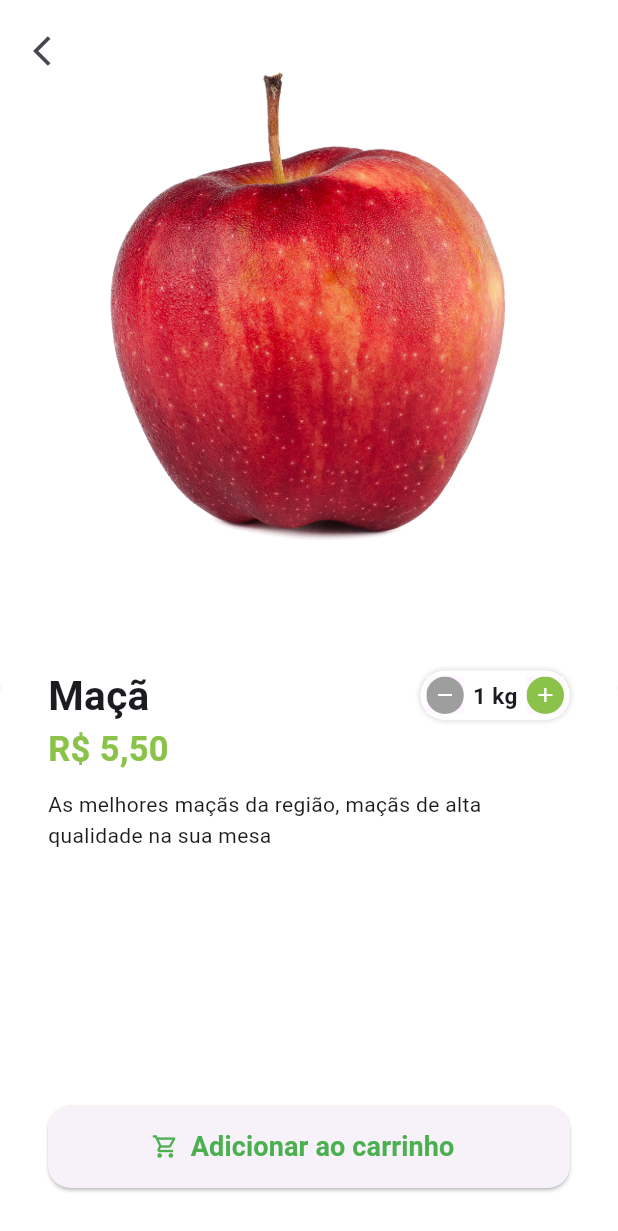
After one commit to douglaskks/app_quitanda, a Flutter app: the HomeTab screen opened directly, after a tap on "Maçã", on a phone screen of 412 x 824 dp. The commit adds this screen. Shown: the top 1231 px of the screen. Run offline on Flutter 3.47's test engine with Material 3 defaults, Android fonts, the phone set to English and light mode, and no system bars; our stand-ins replace animated_text_kit, badges, mask_text_input_formatter.

Commit message:
Tela de detalhes dos produtos criada

```diff
--- /dev/null
+++ b/lib/src/Pages/common_widgets/quantity_widget.dart
@@ -0,0 +1,101 @@
+import 'package:app_quitanda/src/config/custom_colors.dart';
+import 'package:flutter/material.dart';
+
+class QuantityWidget extends StatelessWidget {
+  final int value;
+  final String suffixText;
+  final Function(int quantity) result;
+
+  const QuantityWidget({
+    super.key,
+    required this.value,
+    required this.suffixText,
+    required this.result,
+  });
+
+  @override
+  Widget build(BuildContext context) {
+    return Container(
+      padding: const EdgeInsets.all(4),
+      decoration: BoxDecoration(
+        color: Colors.white,
+        borderRadius: BorderRadius.circular(50),
+        boxShadow: [
+          BoxShadow(
+            color: Colors.grey.shade300,
+            spreadRadius: 1,
+            blurRadius: 2,
+          ),
+        ],
+      ),
+      child: Row(
+        children: [
+          _QuantityButton(
+            icon: Icons.remove,
+            color: Colors.grey,
+            onPressed: () {
+              if (value == 1) return;
+
+              int resultCount = value - 1;
+              result(resultCount);
+            },
+          ),
+          Padding(
+            padding: const EdgeInsets.symmetric(horizontal: 6),
+            child: Text(
+              '$value $suffixText',
+              style: const TextStyle(
+                fontSize: 15,
+                fontWeight: FontWeight.bold,
+              ),
+            ),
+          ),
+          _QuantityButton(
+            icon: Icons.add,
+            color: CustomColors.customSwatchColor,
+            onPressed: () {
+              int resultCount = value + 1;
+              result(resultCount);
+            },
+          ),
+        ],
+      ),
+    );
+  }
+}
+
+class _QuantityButton extends StatelessWidget {
+  final Color color;
+  final IconData icon;
+  final VoidCallback onPressed;
+
+  const _QuantityButton({
+    super.key,
+    required this.color,
+    required this.icon,
+    required this.onPressed,
+  });
+
+  @override
+  Widget build(BuildContext context) {
+    return Material(
+      child: InkWell(
+        borderRadius: BorderRadius.circular(50),
+        onTap: onPressed,
+        child: Ink(
+          height: 25,
+          width: 25,
+          decoration: BoxDecoration(
+            color: color,
+            shape: BoxShape.circle,
+          ),
+          child: Icon(
+            icon,
+            color: Colors.white,
+            size: 16,
+          ),
+        ),
+      ),
+    );
+  }
+}
--- a/lib/src/Pages/home/components/Item_Tile.dart
+++ b/lib/src/Pages/home/components/Item_Tile.dart
@@ -1,8 +1,10 @@
 import 'package:app_quitanda/src/Models/item_model.dart';
+import 'package:app_quitanda/src/Pages/product/product_screen.dart';
 import 'package:app_quitanda/src/Services/Utils_Services.dart';
 import 'package:app_quitanda/src/config/custom_colors.dart';
 import 'package:flutter/cupertino.dart';
 import 'package:flutter/material.dart';
+import 'package:flutter/widgets.dart';
 
 class ItemTile extends StatelessWidget {
   ItemTile({
@@ -18,7 +20,13 @@ class ItemTile extends StatelessWidget {
   Widget build(BuildContext context) {
     return Stack(
       children: [
-        Card(
+        GestureDetector(
+          onTap: () {
+            Navigator.of(context).push(MaterialPageRoute(builder: (c) {
+              return ProductScreen(item: item);
+            }));
+          },
+          child: Card(
             elevation: 1,
             shadowColor: Colors.grey.shade300,
             shape: RoundedRectangleBorder(
@@ -31,7 +39,10 @@ class ItemTile extends StatelessWidget {
                 children: [
                   // Imagem
                   Expanded(
+                    child: Hero(
+                      tag: item.imgUrl,
                       child: Image.asset(item.imgUrl),
+                    ),
                   ),
                   // Nome do Produto
                   Text(
@@ -65,6 +76,8 @@ class ItemTile extends StatelessWidget {
               ),
             ),
           ),
+        ),
+        // Botão de Adicionar o carrinho
         Positioned(
           top: 4,
           right: 4,
--- /dev/null
+++ b/lib/src/Pages/product/product_screen.dart
@@ -0,0 +1,152 @@
+import 'package:app_quitanda/src/Models/item_model.dart';
+import 'package:app_quitanda/src/Pages/common_widgets/quantity_widget.dart';
+import 'package:app_quitanda/src/Services/utils_services.dart';
+import 'package:app_quitanda/src/config/custom_colors.dart';
+import 'package:flutter/cupertino.dart';
+import 'package:flutter/material.dart';
+import 'package:flutter/widgets.dart';
+
+class ProductScreen extends StatefulWidget {
+  ProductScreen({super.key, required this.item});
+
+  final ItemModel item;
+
+  @override
+  State<ProductScreen> createState() => _ProductScreenState();
+}
+
+class _ProductScreenState extends State<ProductScreen> {
+  final UtilsServices utilsServices = UtilsServices();
+
+  int cartItemQuantity = 1;
+
+  @override
+  Widget build(BuildContext context) {
+    return Scaffold(
+      backgroundColor: Colors.white.withAlpha(230),
+      body: Stack(
+        children: [
+          Column(
+            children: [
+              Expanded(
+                child: Hero(
+                  tag: widget.item.imgUrl,
+                  child: Image.asset(widget.item.imgUrl),
+                ),
+              ),
+              Expanded(
+                child: Container(
+                  padding: const EdgeInsets.all(32),
+                  decoration: const BoxDecoration(
+                      color: Colors.white,
+                      borderRadius: const BorderRadius.vertical(
+                        top: Radius.circular(50),
+                      ),
+                      boxShadow: [
+                        BoxShadow(
+                          color: Colors.grey,
+                          offset: Offset(0, 2),
+                        ),
+                      ]),
+                  child: Column(
+                    crossAxisAlignment: CrossAxisAlignment.stretch,
+                    children: [
+                      //Nome - Quantidade
+                      Row(
+                        children: [
+                          Expanded(
+                            child: Text(
+                              widget.item.itemName,
+                              maxLines: 2,
+                              overflow: TextOverflow.ellipsis,
+                              style: const TextStyle(
+                                fontSize: 27,
+                                fontWeight: FontWeight.bold,
+                              ),
+                            ),
+                          ),
+                          QuantityWidget(
+                            suffixText: widget.item.unit,
+                            value: cartItemQuantity,
+                            result: (quantity) {
+                              setState(() {
+                                cartItemQuantity = quantity;
+                              });
+                            },
+                          ),
+                        ],
+                      ),
+
+                      //Preço
+                      Text(
+                        utilsServices.priceToCurrency(widget.item.price),
+                        style: TextStyle(
+                          fontSize: 23,
+                          fontWeight: FontWeight.bold,
+                          color: CustomColors.customSwatchColor,
+                        ),
+                      ),
+
+                      //Descriçao
+                      Expanded(
+                        child: Padding(
+                          padding: const EdgeInsets.symmetric(
+                            vertical: 10,
+                          ),
+                          child: SingleChildScrollView(
+                            child: Text(
+                              widget.item.description,
+                              style: const TextStyle(
+                                height: 1.5,
+                              ),
+                            ),
+                          ),
+                        ),
+                      ),
+
+                      //Botão
+                      SizedBox(
+                        height: 55,
+                        child: ElevatedButton.icon(
+                          onPressed: () {},
+                          label: Text(
+                            'Adicionar ao carrinho',
+                            style: TextStyle(
+                              color: Colors.green,
+                              fontSize: 18,
+                              fontWeight: FontWeight.bold,
+                            ),
+                          ),
+                          icon: const Icon(
+                            Icons.shopping_cart_outlined,
+                            color: Colors.green,
+                          ),
+                          style: ElevatedButton.styleFrom(
+                            shape: RoundedRectangleBorder(
+                              borderRadius: BorderRadius.circular(15),
+                            ),
+                          ),
+                        ),
+                      )
+                    ],
+                  ),
+                ),
+              )
+            ],
+          ),
+          Positioned(
+            left: 10,
+            top: 10,
+            child: SafeArea(
+              child: IconButton(
+                  onPressed: () => Navigator.of(context).pop(),
+                  icon: const Icon(
+                    Icons.arrow_back_ios,
+                  )),
+            ),
+          )
+        ],
+      ),
+    );
+  }
+}
--- a/lib/src/config/app_data.dart
+++ b/lib/src/config/app_data.dart
@@ -30,7 +30,7 @@ ItemModel guava = ItemModel(
 ItemModel kiwi = ItemModel(
   itemName: 'Kiwi',
   imgUrl: 'assets/fruits/kiwi.png',
-  unit: 'kg',
+  unit: 'un',
   price: 2.5,
   description:
       'A coloração dos frutos é marrom e sua superfície é repleta de pelos pardos. As sementes são pequenas, pretas e estão dispostas radialmente na polpa verde do fruto.',
```
Lines whose indentation alone changed are shown as unchanged.
